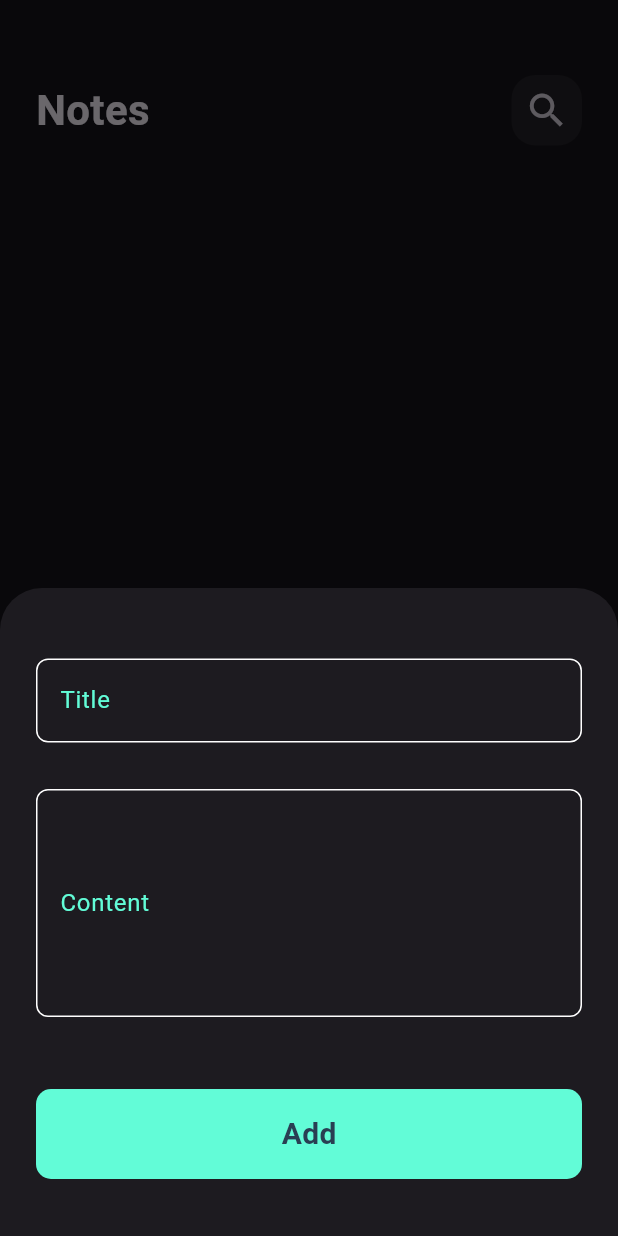
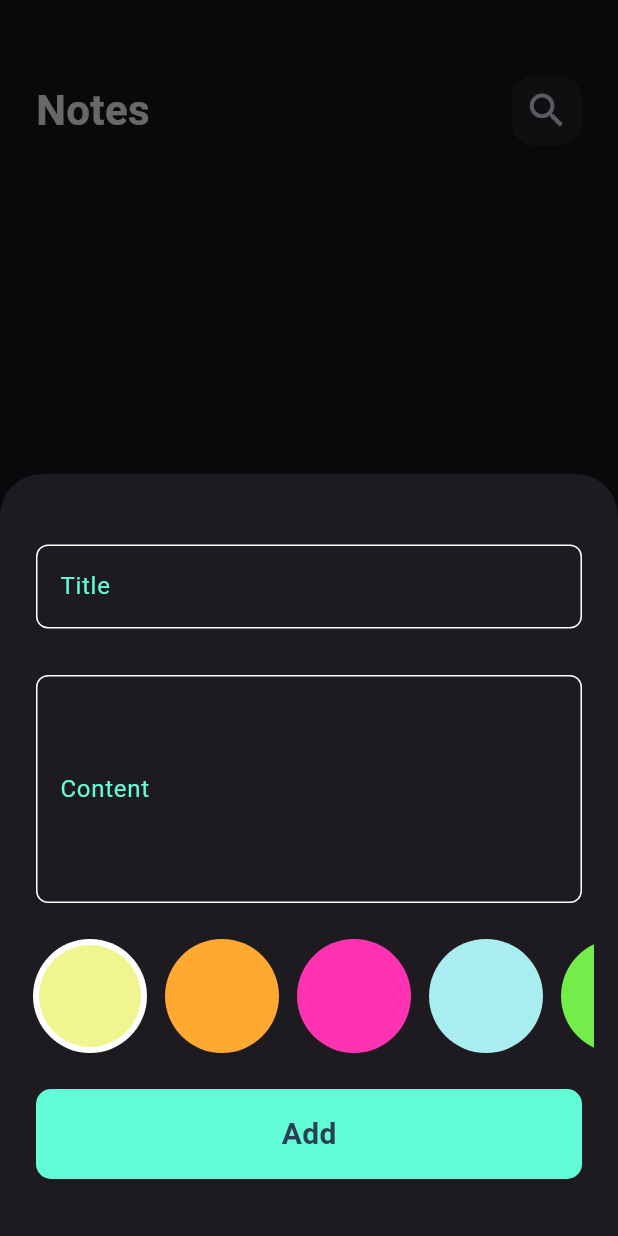
Before and after one commit to mahmoud-dagher/mynotes, a Flutter app: the screen it shows after launch, after a tap on the "add" icon, on a phone screen of 412 x 824 dp. Run offline on Flutter 3.47's test engine with Material 3 defaults, Android fonts, the phone set to English and light mode, and no system bars; our stand-ins replace flutter_bloc, font_awesome_flutter, hive, hive_flutter; accounts and stored records are empty; Roboto replaces fonts that are missing (Poppins).

Commit message:
color list add to bottom sheet

```diff
--- a/analysis_options.yaml
+++ b/analysis_options.yaml
@@ -20,9 +20,12 @@ linter:
   # or a specific dart file by using the `// ignore: name_of_lint` and
   # `// ignore_for_file: name_of_lint` syntax on the line or in the file
   # producing the lint.
+
   rules:
+    - prefer_const_constructors
+    - prefer_const_declarations
+    - prefer_const_literals_to_create_immutables
     # avoid_print: false  # Uncomment to disable the `avoid_print` rule
     # prefer_single_quotes: true  # Uncomment to enable the `prefer_single_quotes` rule
-
 # Additional information about this file can be found at
 # https://dart.dev/guides/language/analysis-options
--- a/lib/shared/components/buttons.dart
+++ b/lib/shared/components/buttons.dart
@@ -30,14 +30,14 @@ class GeneralButton extends StatelessWidget {
 
           child: Center(
             child: isLoading
-                ? SizedBox(
+                ? const SizedBox(
                     height: 24,
                     width: 24,
-                    child: const CircularProgressIndicator(color: mainColor),
+                    child: CircularProgressIndicator(color: mainColor),
                   )
                 : Text(
                     text!,
-                    style: TextStyle(
+                    style: const TextStyle(
                       fontSize: 20.0,
                       fontWeight: FontWeight.bold,
                       color: mainColor,
@@ -73,19 +73,19 @@ class CustomIconButton extends StatelessWidget {
           decoration: BoxDecoration(
             color: Colors.transparent,
             borderRadius: BorderRadius.circular(10),
-            border: Border.all(color: Color(0xff077070)),
+            border: Border.all(color: const Color(0xff077070)),
           ),
           child: Row(
             mainAxisAlignment: MainAxisAlignment.center,
             children: [
               Icon(icon, color: iconColor),
-              HorizontalSpace(1),
+              const HorizontalSpace(1),
               Text(
                 text!,
-                style: TextStyle(
+                style: const TextStyle(
                   fontWeight: FontWeight.w600,
                   fontSize: 12,
-                  color: const Color(0xff000000),
+                  color: Color(0xff000000),
                 ),
                 textAlign: TextAlign.left,
               ),
--- a/lib/shared/components/custom_text_form_field.dart
+++ b/lib/shared/components/custom_text_form_field.dart
@@ -1,3 +1,5 @@
+// ignore_for_file: deprecated_member_use
+
 import 'package:flutter/material.dart';
 import 'package:my_notes/constants/constants.dart';
 
@@ -46,9 +48,13 @@ class CustomTextFormField extends StatelessWidget {
           border: buildBorder(),
           enabledBorder: buildBorder(),
           focusedBorder: buildBorder(primaryColor),
-          labelText: useFloatingLabel ? text : null, // Use labelText for floating label
-          hintText: useFloatingLabel ? null : text, // Use hintText for static hint
-          labelStyle: TextStyle(color: primaryColor),
+          labelText: useFloatingLabel
+              ? text
+              : null, // Use labelText for floating label
+          hintText: useFloatingLabel
+              ? null
+              : text, // Use hintText for static hint
+          labelStyle: const TextStyle(color: primaryColor),
           hintStyle: TextStyle(color: primaryColor.withOpacity(0.6)),
           prefixIcon: prefixIcon != null ? Icon(prefixIcon) : null,
           suffixIcon: suffixIcon != null ? Icon(suffixIcon) : null,
--- a/lib/views/notes_view.dart
+++ b/lib/views/notes_view.dart
@@ -19,12 +19,12 @@ class NotesView extends StatelessWidget {
             isScrollControlled: true,
             context: context,
             builder: (context) {
-              return AddNoteBottomSheet();
+              return const AddNoteBottomSheet();
             },
           );
         },
         backgroundColor: Colors.blue[300],
-        child: Icon(Icons.add),
+        child: const Icon(Icons.add),
       ),
       body: const NotesViewBody(),
     );
--- a/lib/views/widgets/add_note_bottom_sheet.dart
+++ b/lib/views/widgets/add_note_bottom_sheet.dart
@@ -26,7 +26,7 @@ class AddNoteBottomSheet extends StatelessWidget {
           }
         },
         builder: (context, state) {
-          return AbsorbPointer(
+          return const AbsorbPointer(
             absorbing: State is AddNoteBottomSheet ? true : false,
             child: SingleChildScrollView(child: AddNoteForm()),
           );
--- a/lib/views/widgets/add_note_form.dart
+++ b/lib/views/widgets/add_note_form.dart
@@ -8,6 +8,7 @@ import 'package:my_notes/cubits/fetch_notes/fetch_notes_cubit.dart';
 import 'package:my_notes/models/note_model/note_model.dart';
 import 'package:my_notes/shared/components/buttons.dart';
 import 'package:my_notes/shared/components/custom_text_form_field.dart';
+import 'package:my_notes/views/widgets/colors_list_view.dart';
 
 class AddNoteForm extends StatefulWidget {
   const AddNoteForm({super.key});
@@ -59,7 +60,9 @@ class _AddNoteFormState extends State<AddNoteForm> {
                 inputType: TextInputType.text,
                 maxLines: 5,
               ),
-              const SizedBox(height: 32),
+              const SizedBox(height: 16),
+              const ColorsListView(),
+              const SizedBox(height: 16),
               BlocBuilder<AddNotesCubit, NotesStates>(
                 builder: (context, state) {
                   return GeneralButton(
--- /dev/null
+++ b/lib/views/widgets/colors_list_view.dart
@@ -0,0 +1,55 @@
+import 'package:flutter/material.dart';
+import 'package:my_notes/constants/constants.dart';
+
+class ColorsListView extends StatefulWidget {
+  const ColorsListView({super.key});
+
+  @override
+  State<ColorsListView> createState() => _ColorsListViewState();
+}
+
+class _ColorsListViewState extends State<ColorsListView> {
+  int currentIndex = 0;
+  @override
+  Widget build(BuildContext context) {
+    return SizedBox(
+      height: 38 * 2,
+      child: ListView.builder(
+        physics: const BouncingScrollPhysics(),
+        scrollDirection: Axis.horizontal,
+        itemCount: noteColor.length,
+        itemBuilder: (context, index) {
+          return Padding(
+            padding: const EdgeInsets.symmetric(horizontal: 6),
+            child: GestureDetector(
+              onTap: () {
+                currentIndex = index;
+                setState(() {});
+              },
+              child: ColorItem(
+                isActive: currentIndex == index,
+                color: noteColor[index],
+              ),
+            ),
+          );
+        },
+      ),
+    );
+  }
+}
+
+class ColorItem extends StatelessWidget {
+  const ColorItem({super.key, required this.isActive, required this.color});
+  final bool isActive;
+  final Color color;
+  @override
+  Widget build(BuildContext context) {
+    return isActive
+        ? CircleAvatar(
+            radius: 38,
+            backgroundColor: Colors.white,
+            child: CircleAvatar(radius: 34, backgroundColor: color),
+          )
+        : CircleAvatar(radius: 38, backgroundColor: color);
+  }
+}
--- a/lib/views/widgets/note_edit_view_body.dart
+++ b/lib/views/widgets/note_edit_view_body.dart
@@ -22,7 +22,7 @@ class _NotesEditViewBodyState extends State<NotesEditViewBody> {
         padding: const EdgeInsets.symmetric(horizontal: 24),
         child: Column(
           children: [
-            SizedBox(height: 50),
+            const SizedBox(height: 50),
             CustomAppBar(
               title: 'Edit Notes',
               icon: Icons.check,
--- a/lib/views/widgets/note_item.dart
+++ b/lib/views/widgets/note_item.dart
@@ -37,7 +37,7 @@ class NoteItem extends StatelessWidget {
             ListTile(
               title: Text(
                 note.title!,
-                style: TextStyle(color: Colors.black, fontSize: 26),
+                style: const TextStyle(color: Colors.black, fontSize: 26),
               ),
               subtitle: Padding(
                 padding: const EdgeInsets.only(top: 16, bottom: 16),
@@ -54,7 +54,7 @@ class NoteItem extends StatelessWidget {
                   note.delete();
                   refreshDisplay(context);
                 },
-                icon: FaIcon(FontAwesomeIcons.trash),
+                icon: const FaIcon(FontAwesomeIcons.trash),
                 color: Colors.black,
                 iconSize: 24,
               ),
--- a/lib/views/widgets/notes_list_view_.dart
+++ b/lib/views/widgets/notes_list_view_.dart
@@ -20,7 +20,7 @@ class NotesListView extends StatelessWidget {
           padding: const EdgeInsets.symmetric(vertical: 16.0),
           child: ListView.builder(
             padding: EdgeInsets.zero,
-            physics: BouncingScrollPhysics(),
+            physics: const BouncingScrollPhysics(),
             itemBuilder: (context, index) {
               return Padding(
                 padding: const EdgeInsets.symmetric(vertical: 4.0),
--- a/lib/views/widgets/notes_view_body.dart
+++ b/lib/views/widgets/notes_view_body.dart
@@ -14,9 +14,9 @@ class NotesViewBody extends StatelessWidget {
       padding: const EdgeInsets.symmetric(horizontal: 24),
       child: Column(
         children: [
-          SizedBox(height: 50),
+          const SizedBox(height: 50),
           CustomAppBar(title: 'Notes', icon: Icons.search, onPressed: () {}),
-          Expanded(child: NotesListView()),
+          const Expanded(child: NotesListView()),
         ],
       ),
     );
```
